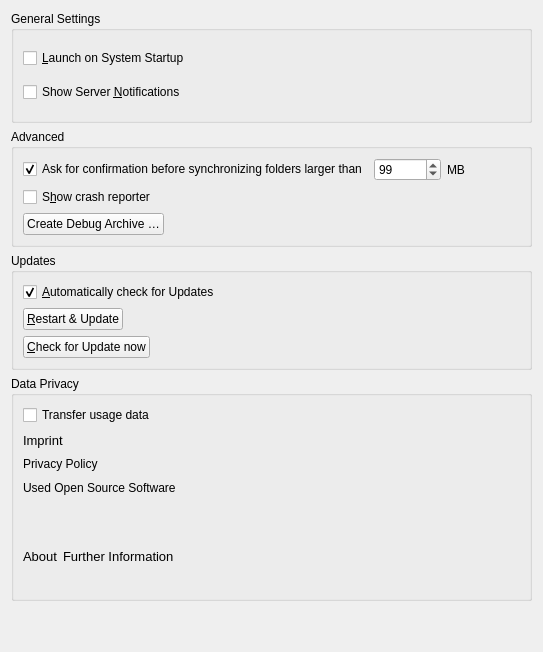
First picture: the form in src/gui/generalsettings.ui, repository nextmcloud/desktop, before the edit.
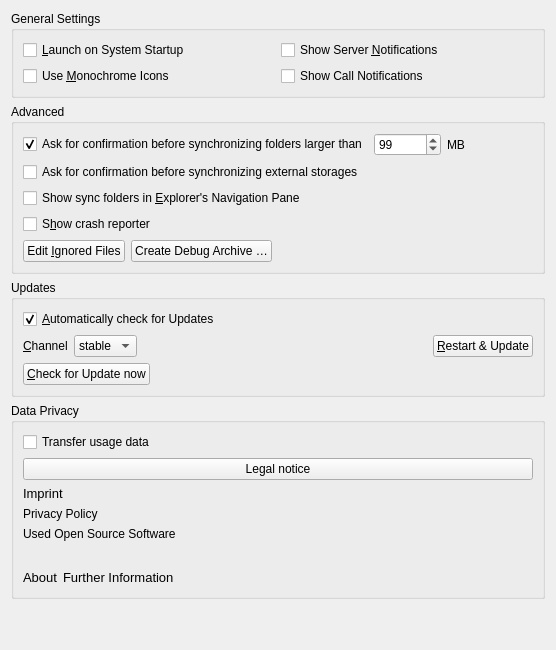
Second picture: the form after the edit.

Diff of the .ui file:
```diff
--- a/src/gui/generalsettings.ui
+++ b/src/gui/generalsettings.ui
@@ -6,8 +6,8 @@
    <rect>
     <x>0</x>
     <y>0</y>
-    <width>543</width>
-    <height>652</height>
+    <width>556</width>
+    <height>563</height>
    </rect>
   </property>
   <property name="windowTitle">
@@ -32,6 +32,13 @@
       </item>
       <item>
        <layout class="QVBoxLayout" name="verticalLayout_3">
+        <item>
+         <widget class="QPushButton" name="legalNoticeButton">
+          <property name="text">
+           <string>Legal notice</string>
+          </property>
+         </widget>
+        </item>
         <item>
          <widget class="QLabel" name="imprintLabel">
           <property name="font">
@@ -151,9 +158,12 @@
      </property>
      <layout class="QGridLayout" name="gridLayout_2">
       <item row="1" column="0">
-       <widget class="QCheckBox" name="serverNotificationsCheckBox">
+       <widget class="QCheckBox" name="monoIconsCheckBox">
+        <property name="toolTip">
+         <string>For System Tray</string>
+        </property>
         <property name="text">
-         <string>Show Server &amp;Notifications</string>
+         <string>Use &amp;Monochrome Icons</string>
         </property>
        </widget>
       </item>
@@ -164,6 +174,20 @@
         </property>
        </widget>
       </item>
+      <item row="0" column="1">
+       <widget class="QCheckBox" name="serverNotificationsCheckBox">
+        <property name="text">
+         <string>Show Server &amp;Notifications</string>
+        </property>
+       </widget>
+      </item>
+      <item row="1" column="1">
+       <widget class="QCheckBox" name="callNotificationsCheckBox">
+        <property name="text">
+         <string>Show Call Notifications</string>
+        </property>
+       </widget>
+      </item>
      </layout>
     </widget>
    </item>
@@ -189,6 +213,55 @@
       </item>
       <item>
        <layout class="QHBoxLayout" name="horizontalLayout_2">
+        <item>
+         <widget class="QLabel" name="updateChannelLabel">
+          <property name="sizePolicy">
+           <sizepolicy hsizetype="Maximum" vsizetype="Preferred">
+            <horstretch>0</horstretch>
+            <verstretch>0</verstretch>
+           </sizepolicy>
+          </property>
+          <property name="text">
+           <string>&amp;Channel</string>
+          </property>
+          <property name="buddy">
+           <cstring>updateChannel</cstring>
+          </property>
+         </widget>
+        </item>
+        <item>
+         <widget class="QComboBox" name="updateChannel">
+          <property name="sizePolicy">
+           <sizepolicy hsizetype="Maximum" vsizetype="Fixed">
+            <horstretch>0</horstretch>
+            <verstretch>0</verstretch>
+           </sizepolicy>
+          </property>
+          <item>
+           <property name="text">
+            <string>stable</string>
+           </property>
+          </item>
+          <item>
+           <property name="text">
+            <string>beta</string>
+           </property>
+          </item>
+         </widget>
+        </item>
+        <item>
+         <widget class="QLabel" name="updateStateLabel">
+          <property name="text">
+           <string/>
+          </property>
+          <property name="wordWrap">
+           <bool>true</bool>
+          </property>
+          <property name="openExternalLinks">
+           <bool>true</bool>
+          </property>
+         </widget>
+        </item>
         <item>
          <widget class="QPushButton" name="restartButton">
           <property name="sizePolicy">
@@ -202,19 +275,6 @@
           </property>
          </widget>
         </item>
-        <item>
-         <spacer name="horizontalSpacer">
-          <property name="orientation">
-           <enum>Qt::Horizontal</enum>
-          </property>
-          <property name="sizeHint" stdset="0">
-           <size>
-            <width>40</width>
-            <height>20</height>
-           </size>
-          </property>
-         </spacer>
-        </item>
        </layout>
       </item>
       <item>
@@ -283,6 +343,28 @@
         </item>
        </layout>
       </item>
+      <item>
+       <layout class="QHBoxLayout" name="horizontalLayout_8">
+        <item>
+         <widget class="QCheckBox" name="newExternalStorage">
+          <property name="text">
+           <string>Ask for confirmation before synchronizing external storages</string>
+          </property>
+         </widget>
+        </item>
+       </layout>
+      </item>
+      <item>
+       <layout class="QHBoxLayout" name="horizontalLayout_10">
+        <item>
+         <widget class="QCheckBox" name="showInExplorerNavigationPaneCheckBox">
+          <property name="text">
+           <string>Show sync folders in &amp;Explorer's Navigation Pane</string>
+          </property>
+         </widget>
+        </item>
+       </layout>
+      </item>
       <item>
        <layout class="QHBoxLayout" name="horizontalLayout_9">
         <item>
@@ -302,6 +384,13 @@
       </item>
       <item>
        <layout class="QHBoxLayout" name="horizontalLayout_4">
+        <item>
+         <widget class="QPushButton" name="ignoredFilesButton">
+          <property name="text">
+           <string>Edit &amp;Ignored Files</string>
+          </property>
+         </widget>
+        </item>
         <item>
          <widget class="QPushButton" name="debugArchiveButton">
           <property name="text">
```
Left out of the diff: 11 changed lines with no effect on the pictures.
